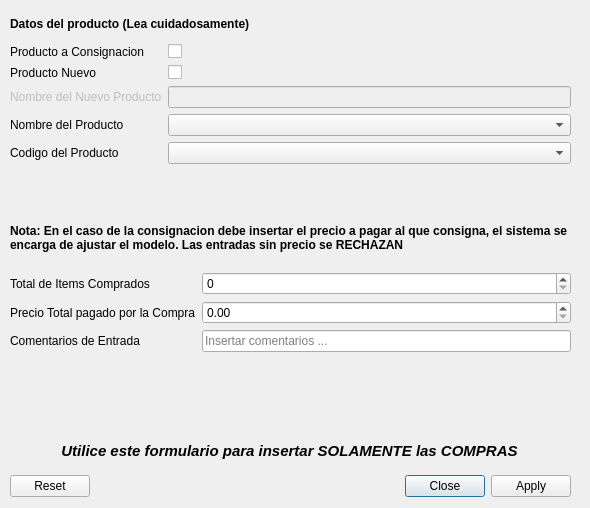
Before: the Qt Designer form UI/purchases_form.ui in rlothbrock/PyJournal, drawn with Qt 5.
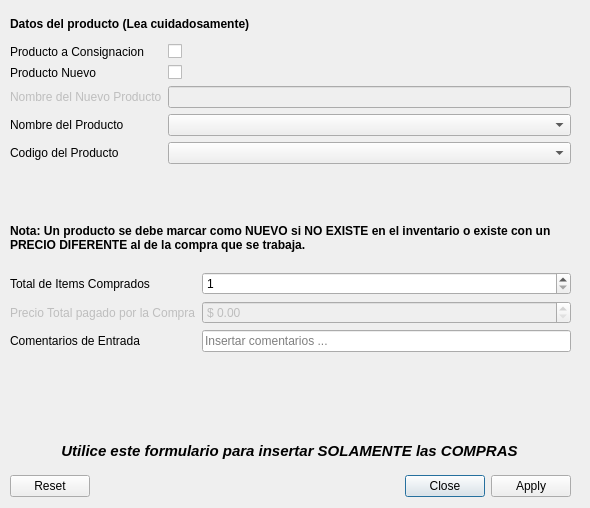
After: the same form once the commit is applied. Icons and pictures are not drawn.

Commit message: finished beta of purchases form. detected bug on stock building logic

What changed in the file:
```diff
--- a/UI/purchases_form.ui
+++ b/UI/purchases_form.ui
@@ -150,7 +150,7 @@
        </font>
       </property>
       <property name="text">
-       <string>Nota: En el caso de la consignacion debe insertar el precio a pagar al que consigna, el sistema se encarga de ajustar el modelo. Las entradas sin precio se RECHAZAN</string>
+       <string>Nota: Un producto se debe marcar como NUEVO si NO EXISTE en el inventario o existe con un PRECIO DIFERENTE al de la compra que se trabaja.</string>
       </property>
       <property name="wordWrap">
        <bool>true</bool>
@@ -167,17 +167,43 @@
        </widget>
       </item>
       <item row="0" column="1">
-       <widget class="QSpinBox" name="totalDeItemsCompradosSpinBox"/>
+       <widget class="QSpinBox" name="totalDeItemsCompradosSpinBox">
+        <property name="showGroupSeparator" stdset="0">
+         <bool>true</bool>
+        </property>
+        <property name="minimum">
+         <number>1</number>
+        </property>
+        <property name="maximum">
+         <number>10000</number>
+        </property>
+       </widget>
       </item>
       <item row="1" column="0">
        <widget class="QLabel" name="precioTotalPagadoPorLaCompraLabel">
+        <property name="enabled">
+         <bool>false</bool>
+        </property>
         <property name="text">
          <string>Precio Total pagado por la Compra</string>
         </property>
        </widget>
       </item>
       <item row="1" column="1">
-       <widget class="QDoubleSpinBox" name="precioTotalPagadoPorLaCompraDoubleSpinBox"/>
+       <widget class="QDoubleSpinBox" name="precioTotalPagadoPorLaCompraDoubleSpinBox">
+        <property name="enabled">
+         <bool>false</bool>
+        </property>
+        <property name="showGroupSeparator" stdset="0">
+         <bool>true</bool>
+        </property>
+        <property name="prefix">
+         <string>$ </string>
+        </property>
+        <property name="maximum">
+         <double>1000000.000000000000000</double>
+        </property>
+       </widget>
       </item>
       <item row="2" column="0">
        <widget class="QLabel" name="comentariosDeEntradaLabel">
```
Left out of the diff: 12 changed lines with no effect on the pictures. The commit also changes 6 other files.
